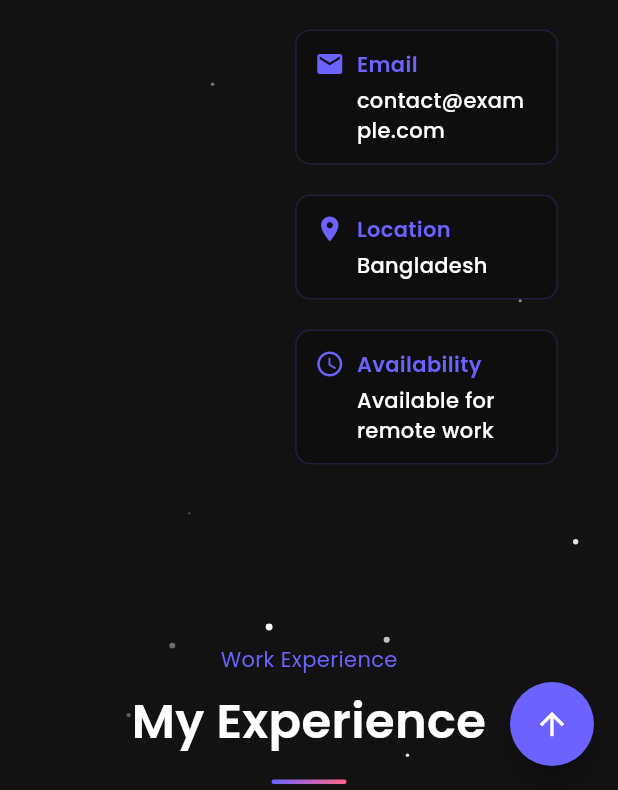
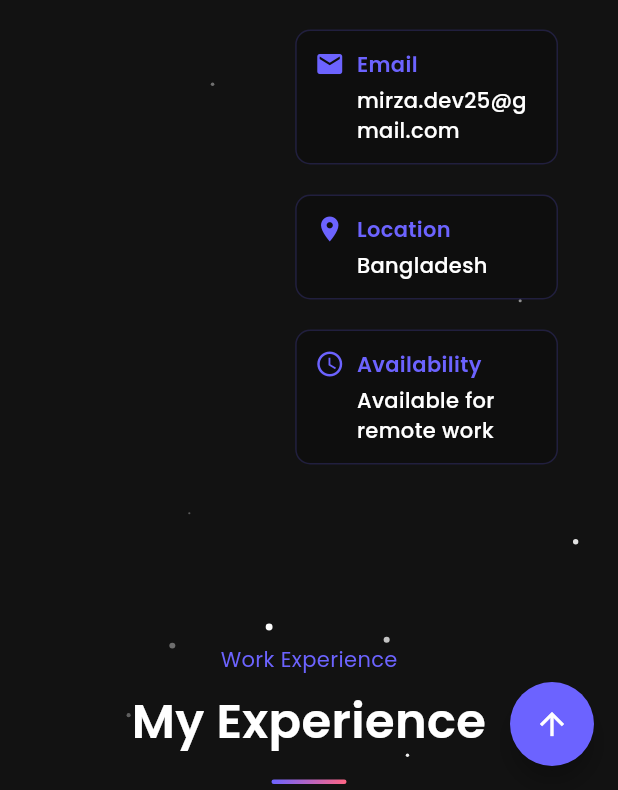
Before and after one commit to mirzamahmud/portfolio-website, a Flutter app: the WebLayoutView screen opened directly, scrolled down 2880 dp, on a phone screen of 412 x 824 dp, the part 446-1236 px from its top. Run offline on Flutter 3.47's test engine with Material 3 defaults, Android fonts, the phone set to English and light mode, and no system bars; drawn by our look-alikes of flutter_animate; our stand-ins replace animated_text_kit, font_awesome_flutter, get, google_fonts, lottie; missing offline and left inert: mailer; network calls fail.

Commit message:
remove_method_widget

```diff
--- a/lib/views/web_view/about/about_section.dart
+++ b/lib/views/web_view/about/about_section.dart
@@ -3,26 +3,14 @@ import 'package:portfolio_website/views/web_view/about/inner_widget/about_conten
 import 'package:portfolio_website/widgets/section/section_title.dart';
 
 class AboutSection extends StatelessWidget {
-
   const AboutSection({super.key});
 
   @override
   Widget build(BuildContext context) {
-
     return Column(
       children: [
-        SectionTitle(
-          title: 'About Me',
-          subtitle: 'Get to know me',
-        ),
-        _buildDesktopContent(context),
-      ],
-    );
-  }
-
-  Widget _buildDesktopContent(BuildContext context) {
-    return Row(
-
+        SectionTitle(title: 'About Me', subtitle: 'Get to know me'),
+        Row(
           children: [
             Expanded(
               flex: 4,
@@ -33,9 +21,8 @@ class AboutSection extends StatelessWidget {
               ),
             ),
             const SizedBox(width: 40),
-        Expanded(
-          flex: 6,
-          child: AboutContent(),
+            Expanded(flex: 6, child: AboutContent()),
+          ],
         ),
       ],
     );
--- a/lib/views/web_view/about/inner_widget/about_content.dart
+++ b/lib/views/web_view/about/inner_widget/about_content.dart
@@ -15,7 +15,10 @@ class AboutContent extends StatelessWidget {
         Text(
               "Who am I?",
               style: AppTextStyle.headlineSmall.copyWith(color: GREY_COLOR),
-        ).animate().fadeIn(duration: 600.ms, delay: 100.ms).slideY(begin: 0.2, end: 0),
+            )
+            .animate()
+            .fadeIn(duration: 600.ms, delay: 100.ms)
+            .slideY(begin: 0.2, end: 0),
         const SizedBox(height: 16),
         Container(
           padding: const EdgeInsets.all(20),
@@ -29,9 +32,7 @@ class AboutContent extends StatelessWidget {
                 offset: const Offset(0, 5),
               ),
             ],
-            border: Border.all(
-              color: PRIMARY_COLOR.withValues(alpha: 0.2),
-            ),
+            border: Border.all(color: PRIMARY_COLOR.withValues(alpha: 0.2)),
           ),
           child: Column(
             crossAxisAlignment: CrossAxisAlignment.start,
@@ -39,22 +40,61 @@ class AboutContent extends StatelessWidget {
               RichText(
                     text: TextSpan(
                       children: [
-                    TextSpan(text: "I'm Mirza Mahmud Hossan, a passionate Mobile Application Developer with ", style: AppTextStyle.bodyLarge.copyWith(color: WHITE_COLOR, height: 1.6, fontWeight: FontWeight.w400)),
-                    TextSpan(text: "3 years of professional experience ", style: AppTextStyle.bodyLarge.copyWith(color: SECONDARY_COLOR, height: 1.6, fontWeight: FontWeight.w600)),
-                    TextSpan(text: "specializing in Flutter development.", style: AppTextStyle.bodyLarge.copyWith(color: WHITE_COLOR, height: 1.6, fontWeight: FontWeight.w600)),
-                  ]
+                        TextSpan(
+                          text:
+                              "I'm Mirza Mahmud Hossan, a passionate Mobile Application Developer with ",
+                          style: AppTextStyle.bodyLarge.copyWith(
+                            color: WHITE_COLOR,
+                            height: 1.6,
+                            fontWeight: FontWeight.w400,
                           ),
-              ).animate().fadeIn(duration: 600.ms, delay: 200.ms).slideY(begin: 0.2, end: 0),
+                        ),
+                        TextSpan(
+                          text: "3 years of professional experience ",
+                          style: AppTextStyle.bodyLarge.copyWith(
+                            color: SECONDARY_COLOR,
+                            height: 1.6,
+                            fontWeight: FontWeight.w600,
+                          ),
+                        ),
+                        TextSpan(
+                          text: "specializing in Flutter development.",
+                          style: AppTextStyle.bodyLarge.copyWith(
+                            color: WHITE_COLOR,
+                            height: 1.6,
+                            fontWeight: FontWeight.w600,
+                          ),
+                        ),
+                      ],
+                    ),
+                  )
+                  .animate()
+                  .fadeIn(duration: 600.ms, delay: 200.ms)
+                  .slideY(begin: 0.2, end: 0),
               const SizedBox(height: 16),
               Text(
                     "I focus on creating intuitive, responsive, and visually appealing mobile applications that provide exceptional user experiences. My expertise includes developing cross-platform applications using Flutter, implementing complex UI designs, integrating RESTful APIs, and optimizing app performance.",
-                style: AppTextStyle.bodyLarge.copyWith(color: WHITE_COLOR, height: 1.6, fontWeight: FontWeight.w400),
-              ).animate().fadeIn(duration: 600.ms, delay: 300.ms).slideY(begin: 0.2, end: 0),
+                    style: AppTextStyle.bodyLarge.copyWith(
+                      color: WHITE_COLOR,
+                      height: 1.6,
+                      fontWeight: FontWeight.w400,
+                    ),
+                  )
+                  .animate()
+                  .fadeIn(duration: 600.ms, delay: 300.ms)
+                  .slideY(begin: 0.2, end: 0),
               const SizedBox(height: 16),
               Text(
                     "I'm constantly learning and staying updated with the latest technologies and best practices in mobile development to deliver high-quality solutions that meet client requirements and exceed user expectations.",
-                style: AppTextStyle.bodyLarge.copyWith(color: WHITE_COLOR, height: 1.6, fontWeight: FontWeight.w400),
-              ).animate().fadeIn(duration: 600.ms, delay: 400.ms).slideY(begin: 0.2, end: 0),
+                    style: AppTextStyle.bodyLarge.copyWith(
+                      color: WHITE_COLOR,
+                      height: 1.6,
+                      fontWeight: FontWeight.w400,
+                    ),
+                  )
+                  .animate()
+                  .fadeIn(duration: 600.ms, delay: 400.ms)
+                  .slideY(begin: 0.2, end: 0),
             ],
           ),
         ),
@@ -63,10 +103,22 @@ class AboutContent extends StatelessWidget {
           spacing: 20,
           runSpacing: 20,
           children: [
-            AboutInfoItem(label: 'Name', value:  'Mirza Mahmud Hossan', delay:  100),
-            AboutInfoItem(label: 'Email', value:  'contact@example.com', delay:  200),
-            AboutInfoItem(label: 'Location', value:  'Bangladesh', delay:  300),
-            AboutInfoItem(label: 'Availability', value:  'Available for remote work', delay:  400),
+            AboutInfoItem(
+              label: 'Name',
+              value: 'Mirza Mahmud Hossan',
+              delay: 100,
+            ),
+            AboutInfoItem(
+              label: 'Email',
+              value: 'mirza.dev25@gmail.com',
+              delay: 200,
+            ),
+            AboutInfoItem(label: 'Location', value: 'Bangladesh', delay: 300),
+            AboutInfoItem(
+              label: 'Availability',
+              value: 'Available for remote work',
+              delay: 400,
+            ),
           ],
         ),
       ],
```
Lines whose indentation alone changed are shown as unchanged.
